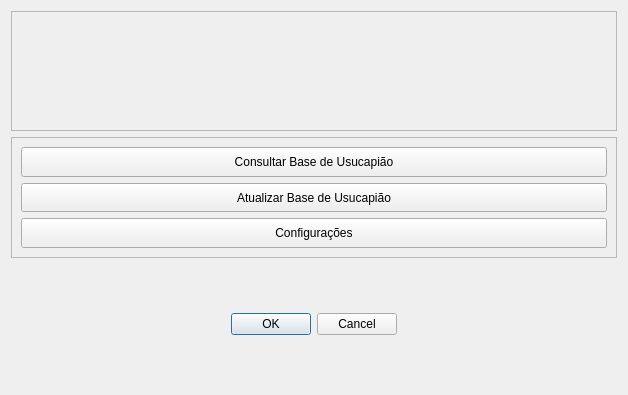
This is e_spu_consulte_dialog_base.ui in guilhermehrn/e-spu-consulte as Qt 5 draws it before an edit. The edited form follows.
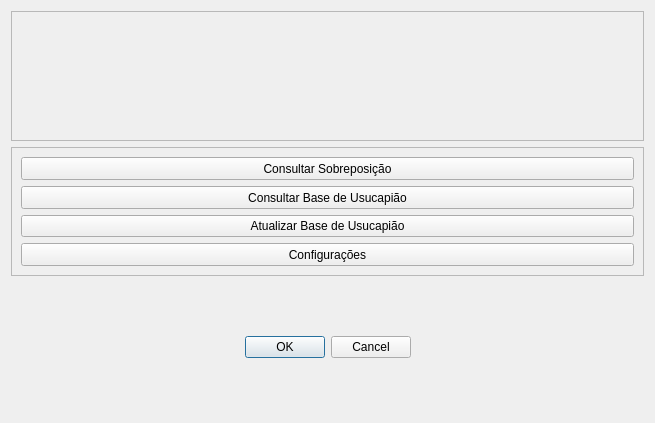
This is the edited form. Icons and pictures are not drawn.

Diff of the .ui file:
```diff
--- a/e_spu_consulte_dialog_base.ui
+++ b/e_spu_consulte_dialog_base.ui
@@ -6,8 +6,8 @@
    <rect>
     <x>0</x>
     <y>0</y>
-    <width>628</width>
-    <height>395</height>
+    <width>655</width>
+    <height>423</height>
    </rect>
   </property>
   <property name="windowTitle">
@@ -57,6 +57,19 @@
       <enum>QFrame::Raised</enum>
      </property>
      <layout class="QVBoxLayout" name="verticalLayout">
+      <item>
+       <widget class="QToolButton" name="consultSobreposicao">
+        <property name="sizePolicy">
+         <sizepolicy hsizetype="Expanding" vsizetype="Expanding">
+          <horstretch>0</horstretch>
+          <verstretch>0</verstretch>
+         </sizepolicy>
+        </property>
+        <property name="text">
+         <string>Consultar Sobreposição</string>
+        </property>
+       </widget>
+      </item>
       <item>
        <widget class="QToolButton" name="consultBase">
         <property name="sizePolicy">
@@ -102,11 +115,23 @@
    <item>
     <widget class="QDialogButtonBox" name="button_box">
      <property name="sizePolicy">
-      <sizepolicy hsizetype="MinimumExpanding" vsizetype="MinimumExpanding">
+      <sizepolicy hsizetype="Expanding" vsizetype="Expanding">
        <horstretch>0</horstretch>
        <verstretch>0</verstretch>
       </sizepolicy>
      </property>
+     <property name="minimumSize">
+      <size>
+       <width>9</width>
+       <height>11</height>
+      </size>
+     </property>
+     <property name="maximumSize">
+      <size>
+       <width>16777168</width>
+       <height>16777141</height>
+      </size>
+     </property>
      <property name="orientation">
       <enum>Qt::Horizontal</enum>
      </property>
```
Left out of the diff: 4 changed lines with no effect on the pictures.
